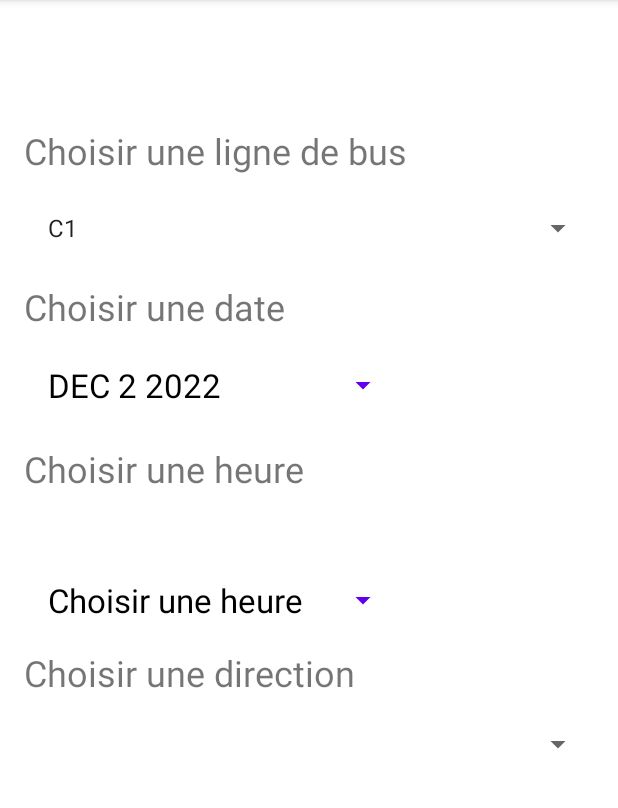
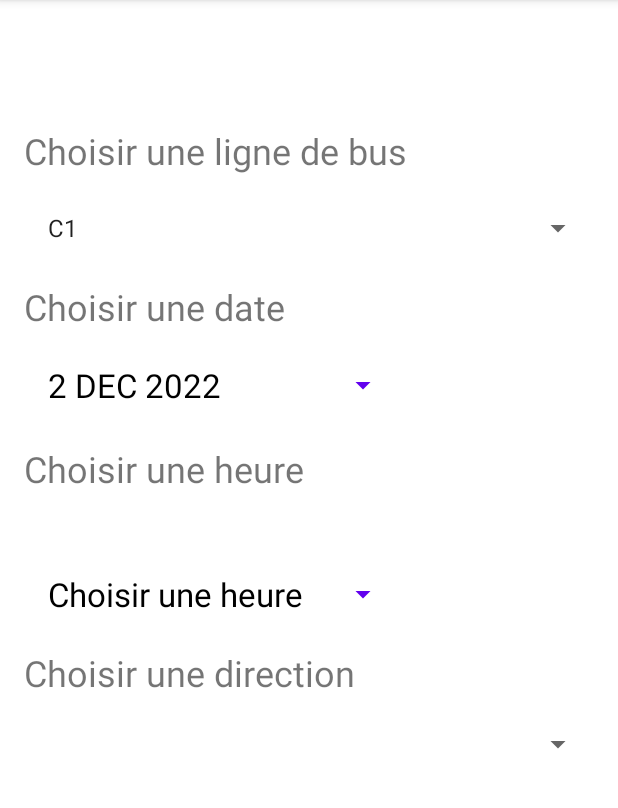
Before and after one commit to rosanebenk/STAR_BT, an Android app: the screen it shows after launch (MainActivity), on a phone screen of 412 x 824 dp, the part 84-892 px from its top. Run offline under Robolectric (Android 15) with nearby library versions, the phone set to English and light mode, and no system bars; network calls fail; 1 statement that could not run was skipped.

Commit message:
ajout variable date format bdd, modif affichage date

```diff
--- a/app/src/main/java/fr/istic/mob/star_bt/MainActivity.kt
+++ b/app/src/main/java/fr/istic/mob/star_bt/MainActivity.kt
@@ -14,6 +14,7 @@ import android.widget.AdapterView
 import android.widget.ArrayAdapter
 import android.widget.Button
 import android.widget.Spinner
+import android.widget.Toast
 import androidx.appcompat.app.AppCompatActivity
 import kotlinx.coroutines.*
 import java.io.*
@@ -25,6 +26,10 @@ class MainActivity : AppCompatActivity() {
     lateinit var datePickerDialog: DatePickerDialog
     lateinit var buttonDate: Button
     var timeButton: Button? = null
+    var dateFormatBDD: String = ""
+    var heureFormatBDD:String = ""
+    var monthString: String = ""
+    var dayString: String = ""
     var hour: Int = 0
     var minute:Int = 0
     private var url = "https://eu.ftp.opendatasoft.com/star/gtfs/GTFS_2022.3.3.0_20221128_20221218.zip"
@@ -68,6 +73,9 @@ class MainActivity : AppCompatActivity() {
         var month: Int = cal.get(Calendar.MONTH)
         month += 1
         val day: Int = cal.get(Calendar.DAY_OF_MONTH)
+        dateFormatBDD = ""+year+monthtoString(month)+daytoString(day)
+        Toast.makeText(this, dateFormatBDD, Toast.LENGTH_LONG).show()
+
         return makeDateString(day, month, year)
     }
 
@@ -92,22 +100,41 @@ class MainActivity : AppCompatActivity() {
     }
 
     private fun makeDateString(day: Int, month: Int, year: Int): String {
-        return getMonthFormat(month) + " " + day + " " + year
+        dateFormatBDD = ""+year+monthtoString(month)+daytoString(day)
+        return ""+ day + " " + getMonthFormat(month) + " " + year
     }
 
     private fun getMonthFormat(month: Int): String {
-        if (month == 1) return "JAN"
-        if (month == 2) return "FEB"
-        if (month == 3) return "MAR"
-        if (month == 4) return "APR"
-        if (month == 5) return "MAY"
-        if (month == 6) return "JUN"
-        if (month == 7) return "JUL"
-        if (month == 8) return "AUG"
-        if (month == 9) return "SEP"
-        if (month == 10) return "OCT"
-        if (month == 11) return "NOV"
-        return if (month == 12) "DEC" else "JAN"
+        if (month == 1) return resources.getString(R.string.JAN)
+        if (month == 2) return resources.getString(R.string.FEB)
+        if (month == 3) return resources.getString(R.string.MAR)
+        if (month == 4) return resources.getString(R.string.APR)
+        if (month == 5) return resources.getString(R.string.MAY)
+        if (month == 6) return resources.getString(R.string.JUN)
+        if (month == 7) return resources.getString(R.string.JUL)
+        if (month == 8) return resources.getString(R.string.AUG)
+        if (month == 9) return resources.getString(R.string.SEP)
+        if (month == 10) return resources.getString(R.string.OCT)
+        if (month == 11) return resources.getString(R.string.NOV)
+        return if (month == 12) resources.getString(R.string.DEC) else resources.getString(R.string.JAN)
+    }
+
+    private fun monthtoString(month: Int):String{
+        monthString = if(month in 1..9){
+            "0$month"
+        }else{
+            ""+month
+        }
+        return monthString
+    }
+
+    private fun daytoString(day: Int):String{
+        dayString = if(day in 1..9){
+            "0$day"
+        }else{
+            ""+day
+        }
+        return dayString
     }
 
     fun openDatePicker(view: View) {
@@ -119,13 +146,11 @@ class MainActivity : AppCompatActivity() {
             OnTimeSetListener { timePicker, selectedHour, selectedMinute ->
                 hour = selectedHour
                 minute = selectedMinute
-                timeButton?.setText(
-                    java.lang.String.format(
-                        Locale.getDefault(),
-                        "%02d:%02d",
-                        hour,
-                        minute
-                    )
+                timeButton?.text = java.lang.String.format(
+                    Locale.getDefault(),
+                    "%02d:%02d",
+                    hour,
+                    minute
                 )
             }
 
@@ -134,6 +159,7 @@ class MainActivity : AppCompatActivity() {
             TimePickerDialog(this,  /*style,*/onTimeSetListener, hour, minute, true)
         timePickerDialog.setTitle("Select Time")
         timePickerDialog.show()
+
     }
 
     fun downloadFileFromWeb(url : String) {
@@ -146,6 +172,8 @@ class MainActivity : AppCompatActivity() {
         else{
             Log.e("download", "Connexion réseau indisponible.")}
     }
+
+
 }
 
 private operator fun AdapterView.OnItemSelectedListener?.invoke(onItemSelectedListener: AdapterView.OnItemSelectedListener) {
--- a/app/src/main/res/layout/activity_main.xml
+++ b/app/src/main/res/layout/activity_main.xml
@@ -70,8 +70,8 @@
     <Button
         android:id="@+id/timeButton"
         style="?android:spinnerStyle"
-        android:layout_width="wrap_content"
-        android:layout_height="wrap_content"
+        android:layout_width="250dp"
+        android:layout_height="61dp"
         android:width="250dp"
         android:height="75dp"
         android:onClick="popTimePicker"
@@ -85,7 +85,7 @@
         app:layout_constraintRight_toRightOf="parent"
         app:layout_constraintStart_toStartOf="parent"
         app:layout_constraintTop_toTopOf="parent"
-        app:layout_constraintVertical_bias="0.524" />
+        app:layout_constraintVertical_bias="0.517" />
 
     <Spinner
         android:id="@+id/spinner_Direction"
--- a/app/src/main/res/values/strings.xml
+++ b/app/src/main/res/values/strings.xml
@@ -6,4 +6,19 @@
     <string name="titre_date">Choisir une date</string>
     <string name="titre_heure">Choisir une heure</string>
     <string name="titre_direction">Choisir une direction</string>
+
+
+    <string name="JAN">JAN</string>
+    <string name="FEB">FEV</string>
+    <string name="MAR">MAR</string>
+    <string name="APR">AVR</string>
+    <string name="MAY">MAI</string>
+    <string name="JUN">JUIN</string>
+    <string name="JUL">JUIL</string>
+    <string name="AUG">AOUT</string>
+    <string name="SEP">SEP</string>
+    <string name="OCT">OCT</string>
+    <string name="NOV">NOV</string>
+    <string name="DEC">DEC</string>
+
 </resources>
```
